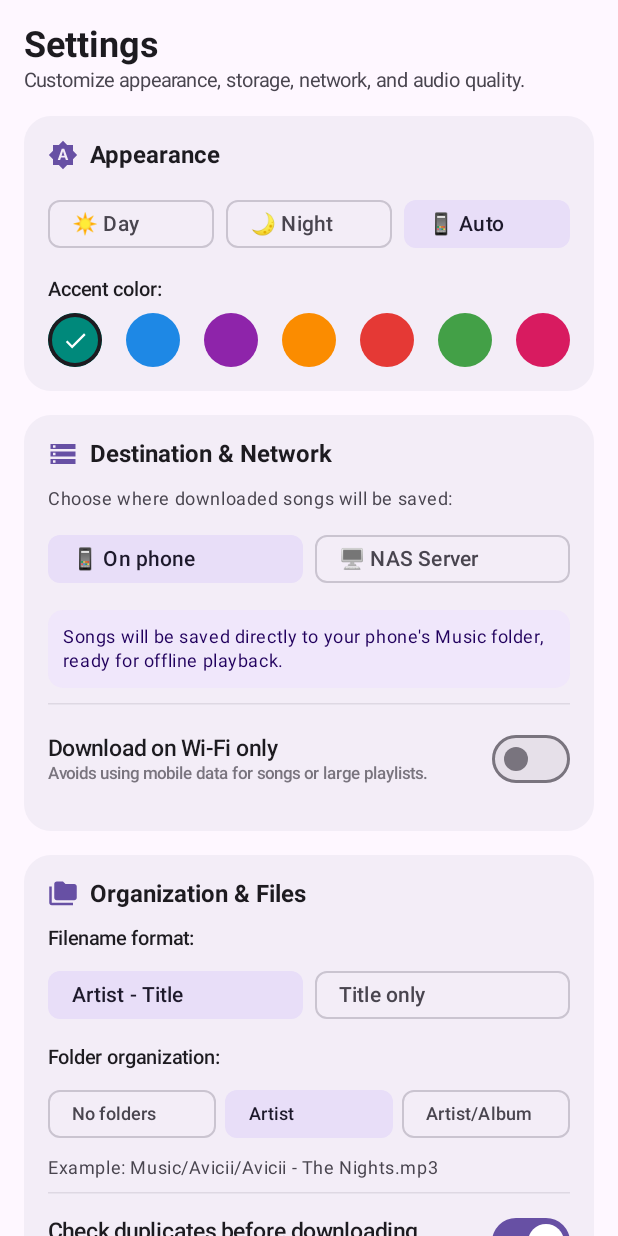
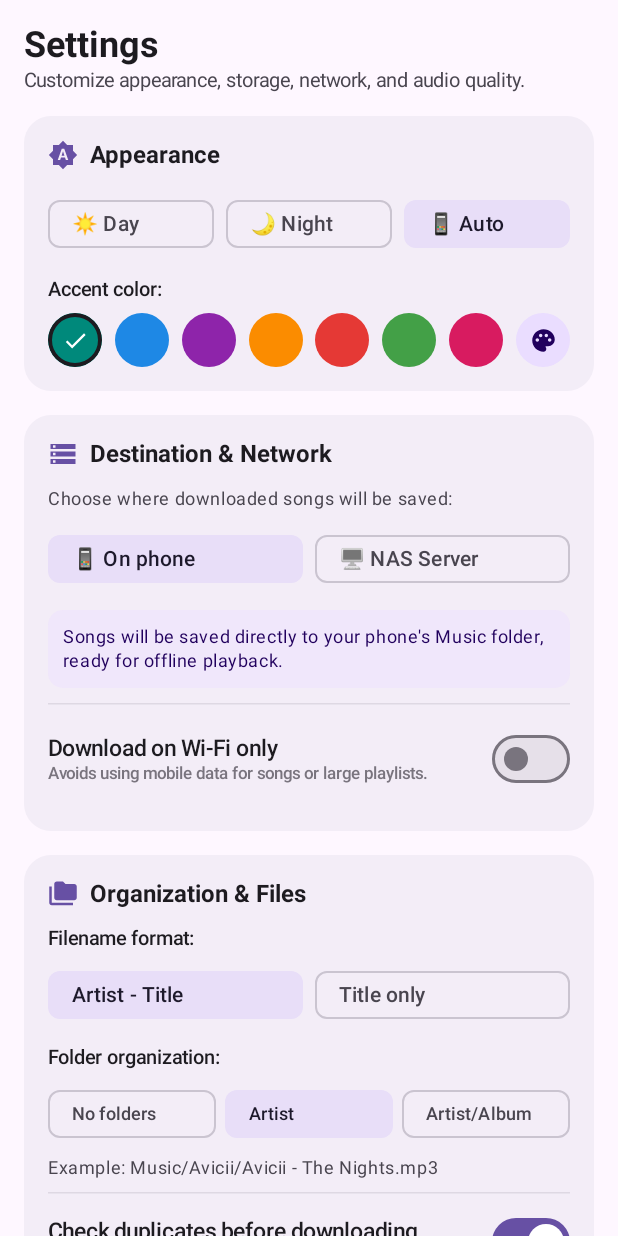
Before and after one commit to oscarxaviercom/nas-music-drop, an Android app built with Jetpack Compose: the composable SettingsScreen shown on its own in the app's theme, on a phone screen of 412 x 824 dp. Run offline under Robolectric (Android 15) with nearby library versions, the phone set to English and light mode, and no system bars.

Commit message:
Nueva versión (actualización de UI, tema e idiomas)

```diff
--- a/app/build.gradle.kts
+++ b/app/build.gradle.kts
@@ -13,8 +13,8 @@ android {
     applicationId = "com.nasmusicdrop.app"
     minSdk = 26
     targetSdk = 35
-    versionCode = 42
-    versionName = "2.3.1"
+    versionCode = 43
+    versionName = "2.3.2"
   }
 
   signingConfigs {
--- a/app/src/main/kotlin/com/nasmusicdrop/app/ui/main/SettingsScreen.kt
+++ b/app/src/main/kotlin/com/nasmusicdrop/app/ui/main/SettingsScreen.kt
@@ -221,6 +221,34 @@ fun SettingsScreen(
                                     modifier = Modifier.size(18.dp)
                                 )
                             }
+                        }
+                    }
+                    if (android.os.Build.VERSION.SDK_INT >= android.os.Build.VERSION_CODES.S) {
+                        val isDynamicSelected = accentColor == "DYNAMIC"
+                        Box(
+                            modifier = Modifier
+                                .size(36.dp)
+                                .clip(CircleShape)
+                                .background(MaterialTheme.colorScheme.primaryContainer)
+                                .then(
+                                    if (isDynamicSelected) {
+                                        Modifier.border(2.5.dp, MaterialTheme.colorScheme.onSurface, CircleShape)
+                                    } else {
+                                        Modifier
+                                    }
+                                )
+                                .clickable {
+                                    accentColor = "DYNAMIC"
+                                    viewModel.saveConfig(currentConfig.copy(accentColor = "DYNAMIC"))
+                                },
+                            contentAlignment = Alignment.Center
+                        ) {
+                            Icon(
+                                imageVector = if (isDynamicSelected) Icons.Default.Check else Icons.Default.Palette,
+                                contentDescription = "Material You",
+                                tint = MaterialTheme.colorScheme.onPrimaryContainer,
+                                modifier = Modifier.size(18.dp)
+                            )
                         }
                     }
                 }
--- a/app/src/main/res/values/strings.xml
+++ b/app/src/main/res/values/strings.xml
@@ -112,7 +112,7 @@
     <string name="settings_clear_btn">Clear</string>
     <string name="settings_history_cleared_toast">History cleared</string>
     <string name="settings_user_guide_btn">User guide &amp; features</string>
-    <string name="settings_about_version">🎵 Music Drop v2.3.1</string>
+    <string name="settings_about_version">🎵 Music Drop v2.3.2</string>
     <string name="settings_about_author">Developed by oscarxaviercom</string>
 
     <!-- User Guide Dialog -->
--- a/app/src/main/res/xml/locales_config.xml
+++ b/app/src/main/res/xml/locales_config.xml
@@ -6,4 +6,5 @@
     <locale android:name="de" />
     <locale android:name="pt" />
     <locale android:name="it" />
+    <locale android:name="ru" />
 </locale-config>
```
Also changed, not shown: app/src/main/kotlin/com/nasmusicdrop/app/MainActivity.kt (+44 -5 lines), app/src/main/kotlin/com/nasmusicdrop/app/ui/theme/Theme.kt (+10 -0 lines), 6 other files.
